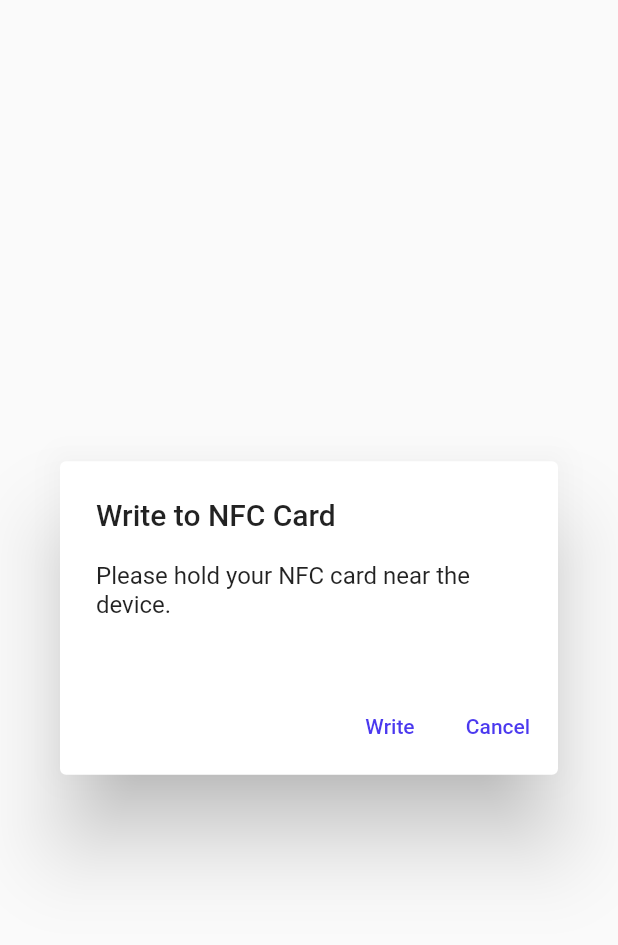
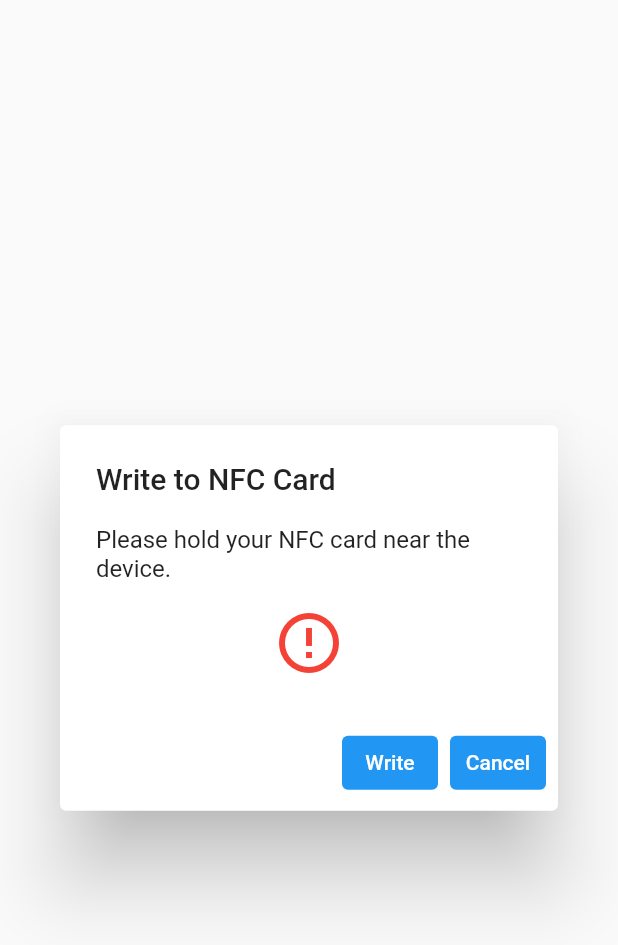
Before and after one commit to Stef-w98/graduaatsproef, a Flutter app: the WriteNfcDialog widget shown alone on an empty page, opened directly with empty values, on a phone screen of 412 x 824 dp. Shown: the top 945 px of the screen. Run offline on Flutter 3.47's test engine with Material 2 defaults, Android fonts, the phone set to English and light mode, and no system bars; our stand-ins replace flutter_signin_button, supabase_flutter; missing offline and left inert: nfc_manager, pointycastle; accounts and stored records are empty.

Commit message:
Write NFC Card dialog made idiot proof.

```diff
--- a/graduaatsproef/lib/widgets/dialogs/write_nfc_dialog.dart
+++ b/graduaatsproef/lib/widgets/dialogs/write_nfc_dialog.dart
@@ -15,6 +15,7 @@ class WriteNfcDialog extends StatefulWidget {
 class _WriteNfcDialogState extends State<WriteNfcDialog> {
   bool _isWriting = false;
   bool _isWritten = false;
+  bool _isError = false;
 
   @override
   Widget build(BuildContext context) {
@@ -25,23 +26,44 @@ class _WriteNfcDialogState extends State<WriteNfcDialog> {
         children: [
           Text(_isWritten
               ? 'You can now remove your NFC card.'
-              : 'Please hold your NFC card near the device.'),
+              : _isError
+                  ? 'Failed to write NFC tag. Please try again.'
+                  : 'Please hold your NFC card near the device.'),
           SizedBox(height: 16),
           if (_isWriting)
             CircularProgressIndicator()
           else if (_isWritten)
-            Icon(Icons.check_circle, color: Colors.green, size: 48),
+            Icon(Icons.check_circle, color: Colors.green, size: 48)
+          else
+            Icon(Icons.error_outline, color: Colors.red, size: 48),
         ],
       ),
       actions: [
-        if (!_isWritten)
+        if (!_isWritten && !_isError)
           TextButton(
             onPressed: _isWriting ? null : _writeToNfc,
-            child: Text('Write'),
+            child: Text(_isWriting ? 'Writing...' : 'Write',
+                style: TextStyle(color: Colors.white)),
+            style: TextButton.styleFrom(
+              backgroundColor: Colors.blue,
+            ),
+          ),
+        if (_isError)
+          TextButton(
+            onPressed: _isWriting ? null : _retryWriteToNfc,
+            child: Text(_isWriting ? 'Retrying...' : 'Try Again',
+                style: TextStyle(color: Colors.white)),
+            style: TextButton.styleFrom(
+              backgroundColor: Colors.red,
+            ),
           ),
         TextButton(
           onPressed: () => Navigator.of(context).pop(),
-          child: Text(_isWritten ? 'OK' : 'Cancel'),
+          child: Text(_isWritten ? 'OK' : 'Cancel',
+              style: TextStyle(color: Colors.white)),
+          style: TextButton.styleFrom(
+            backgroundColor: Colors.blue,
+          ),
         ),
       ],
     );
@@ -50,6 +72,7 @@ class _WriteNfcDialogState extends State<WriteNfcDialog> {
   Future<void> _writeToNfc() async {
     setState(() {
       _isWriting = true;
+      _isError = false;
     });
 
     try {
@@ -75,6 +98,7 @@ class _WriteNfcDialogState extends State<WriteNfcDialog> {
               );
               setState(() {
                 _isWriting = false;
+                _isError = true;
               });
             }
           } catch (e) {
@@ -84,6 +108,7 @@ class _WriteNfcDialogState extends State<WriteNfcDialog> {
             );
             setState(() {
               _isWriting = false;
+              _isError = true;
             });
           } finally {
             await NfcManager.instance.stopSession();
@@ -96,7 +121,17 @@ class _WriteNfcDialogState extends State<WriteNfcDialog> {
       );
       setState(() {
         _isWriting = false;
+        _isError = true;
       });
     }
   }
+
+  Future<void> _retryWriteToNfc() async {
+    setState(() {
+      _isWriting = true;
+      _isWritten = false;
+      _isError = false;
+    });
+    await _writeToNfc();
+  }
 }
```
Also changed, not shown: graduaatsproef/lib/screens/account_management_screen.dart (+19 -4 lines).
